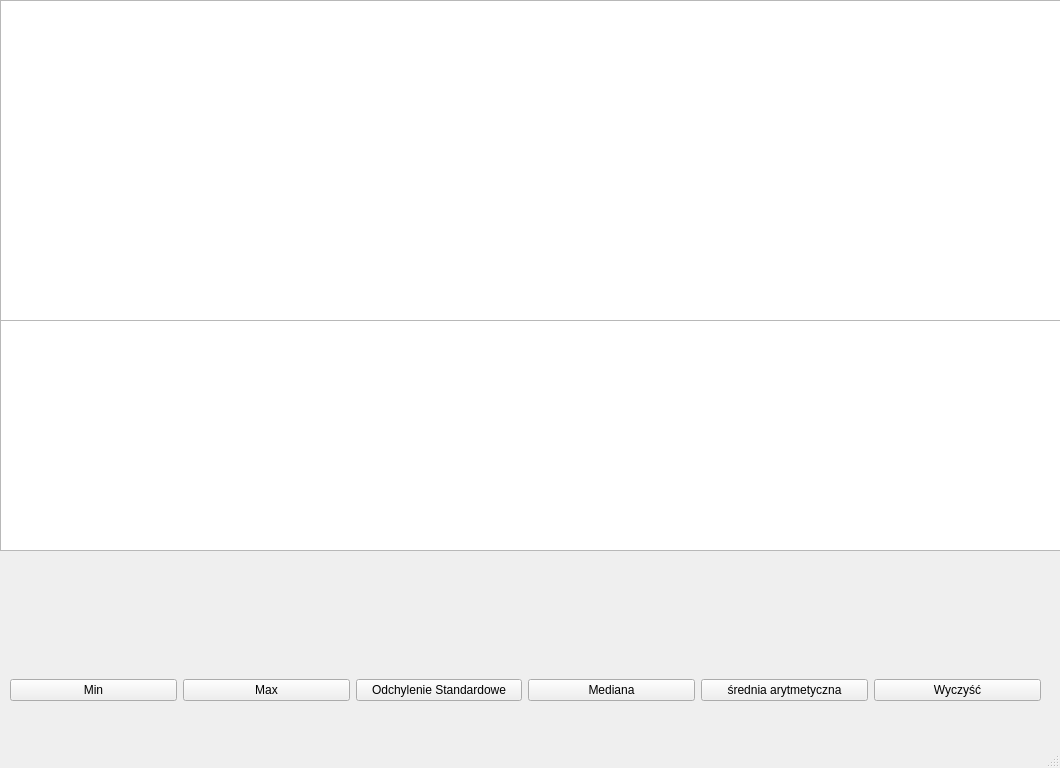
This is main.ui in Krzys3n/Pynalise as Qt 5 draws it before an edit. The edited form follows.
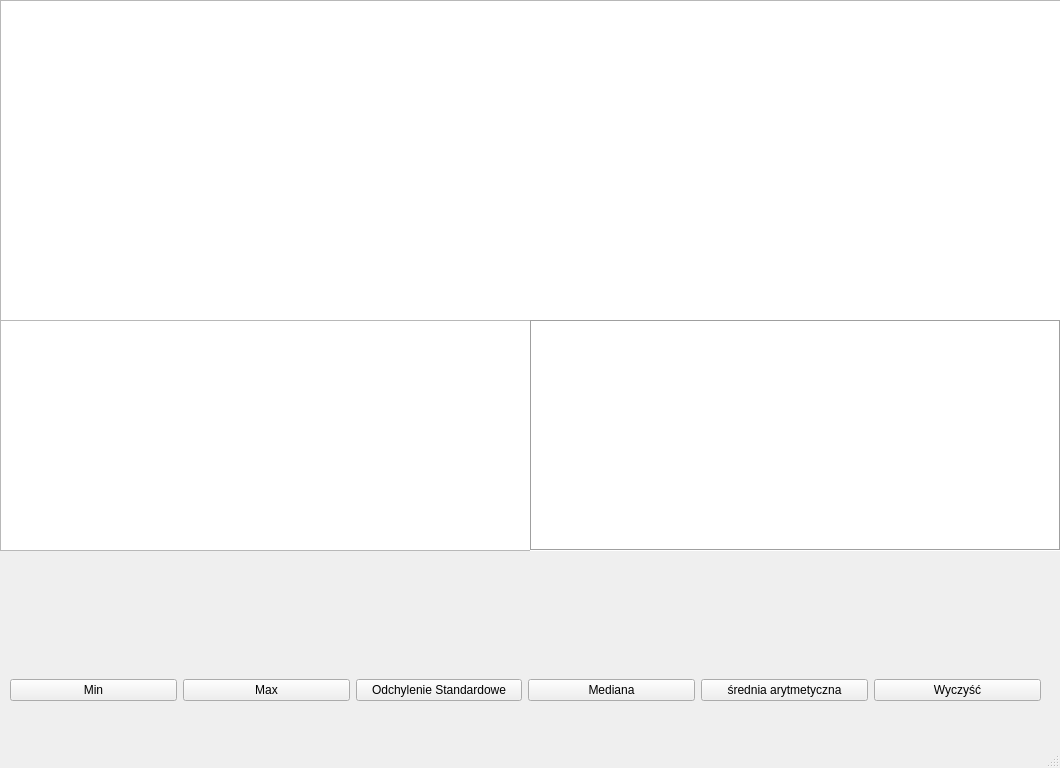
This is the edited form.

Commit message: Wyświetlanie informacji o kolumnie po najechaniu myszką

Patch:
```diff
--- a/main.ui
+++ b/main.ui
@@ -32,7 +32,7 @@
      <rect>
       <x>0</x>
       <y>320</y>
-      <width>1061</width>
+      <width>531</width>
       <height>231</height>
      </rect>
     </property>
@@ -91,6 +91,19 @@
      </item>
     </layout>
    </widget>
+   <widget class="QTextBrowser" name="textBrowserInfo">
+    <property name="geometry">
+     <rect>
+      <x>530</x>
+      <y>320</y>
+      <width>531</width>
+      <height>231</height>
+     </rect>
+    </property>
+    <property name="frameShape">
+     <enum>QFrame::Box</enum>
+    </property>
+   </widget>
   </widget>
   <widget class="QMenuBar" name="menubar">
    <property name="geometry">
```
The commit also changes 1 other file.
